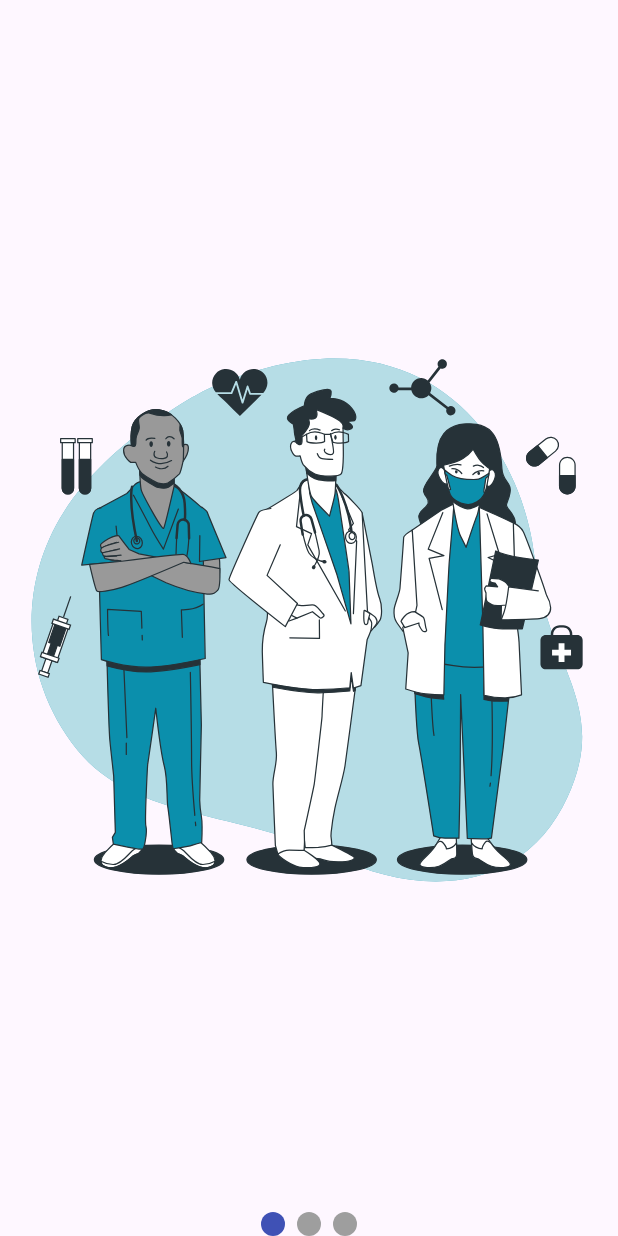
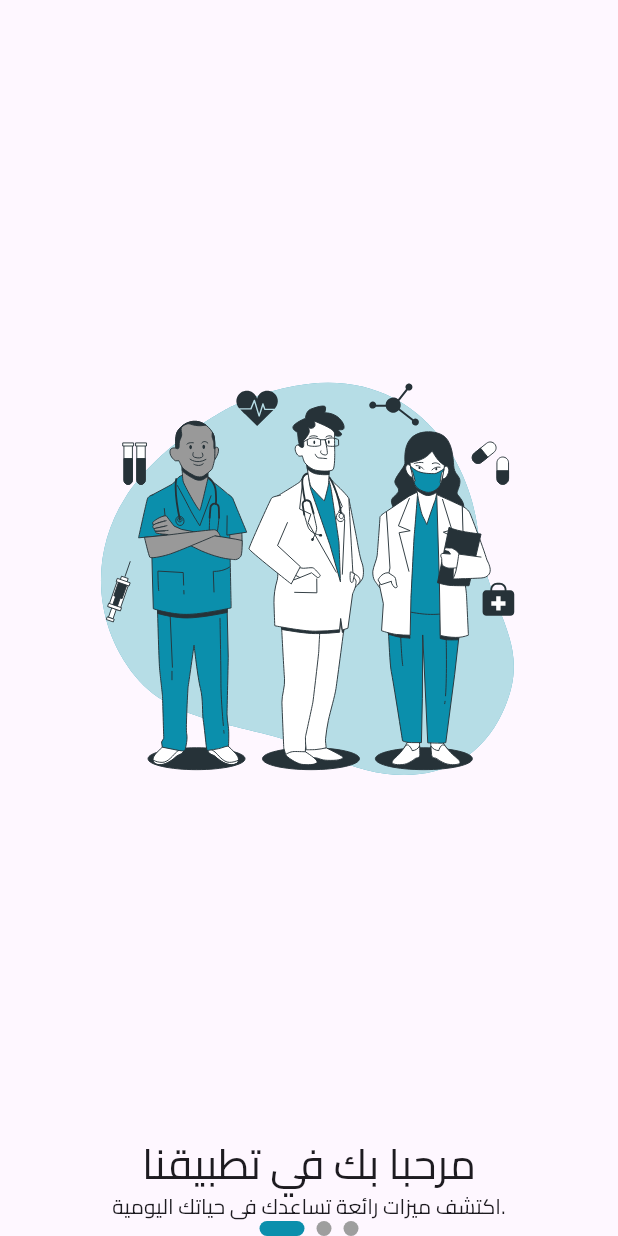
Before and after one commit to mostafa2026-code/se7ty, a Flutter app: the OnboardingScreen screen opened directly, on a phone screen of 412 x 824 dp. Run offline on Flutter 3.47's test engine with Material 3 defaults, Android fonts, the phone set to English and light mode, and no system bars; drawn by our look-alikes of smooth_page_indicator; our stand-ins replace easy_localization, flutter_svg, gap, go_router.

Commit message:
add models and onboarding screen

```diff
--- /dev/null
+++ b/lib/core/enums/user_type.dart
@@ -0,0 +1 @@
+enum UserType { doctor, patient }
--- a/lib/core/navigation/my_routes.dart
+++ b/lib/core/navigation/my_routes.dart
@@ -2,8 +2,10 @@
 import 'package:go_router/go_router.dart';
 import 'package:se7ty/features/home/pages/home_screen.dart';
 import 'package:se7ty/features/onboarding/pages/onboarding_screen.dart';
+import 'package:se7ty/features/profile/pages/profile_screen.dart';
 import 'package:se7ty/features/splash/pages/splash_screen.dart';
 import 'package:se7ty/features/welcome/pages/welcome_screen.dart';
+
 
 class MyRoutes {
   static const String login = '/login';
@@ -22,8 +24,8 @@ class MyRoutes {
       GoRoute(path: home, builder: (context, state) => const HomeScreen()),
       GoRoute(path: welcome, builder: (context, state) => const WelcomeScreen()),
       GoRoute(path: onboarding, builder: (context, state) => const OnboardingScreen()),
-      GoRoute(path: welcome, builder: (context, state) => const WelcomeScreen()),
-      GoRoute(path: welcome, builder: (context, state) => const WelcomeScreen()),
+      GoRoute(path: profile, builder: (context, state) => const ProfileScreen()),
+
     ],
   );
 }
--- a/lib/core/utils/my_image.dart
+++ b/lib/core/utils/my_image.dart
@@ -1,5 +1,5 @@
 class MyImage {
-  static const String logo = 'assets/images/logo.svg';
+
   static const String onboarding1 = 'assets/images/on1.svg';
   static const String onboarding2 = 'assets/images/on2.svg';
   static const String onboarding3 = 'assets/images/on3.svg';
@@ -8,6 +8,9 @@ class MyImage {
   static const String onsearch = 'assets/images/no-search.svg';
   static const String noScheduled = 'assets/images/no_scheduled.svg';
   static const String welcome = 'assets/images/welcome-bg.png';
+  static const String docCat = 'assets/images/cat.png';
+  static const String se7ty = 'assets/images/logopng.png';
+
 
   static List<String> onboeardingImages = [
     'assets/images/on1.svg',
--- a/lib/features/auth/login/pages/login.dart
+++ b/lib/features/auth/presentation/login/pages/login.dart
@@ -3,7 +3,7 @@ import 'package:gap/gap.dart';
 import 'package:se7ty/component/main_bottom.dart';
 
 class LoginScreen extends StatelessWidget {
-  final String type;
+  final Enum type;
   const LoginScreen({super.key, required this.type});
 
   @override
@@ -16,7 +16,7 @@ class LoginScreen extends StatelessWidget {
             mainAxisAlignment: MainAxisAlignment.center,
             crossAxisAlignment: CrossAxisAlignment.center,
             children: [
-              SizedBox(height: 50, child: LogoSVg()),
+              LogoImage(),
               Gap(15),
               Text("سجل الدخول ك $type "),
               TextFormField(
--- a/lib/features/auth/register/pages/doctor_register_complete.dart
+++ b/lib/features/auth/presentation/register/pages/doctor_register_complete.dart
@@ -110,10 +110,12 @@ class DoctorRegisterComplete extends StatelessWidget {
                   ),
                 ],
               ),
+              Gap(15),
 
               TextFormField(
                 decoration: InputDecoration(hintText: "رقم الهاتف 1"),
               ),
+              Gap(15),
               TextFormField(
                 decoration: InputDecoration(hintText: "رقم الهاتف 2"),
               ),
--- a/lib/features/auth/register/pages/register_screen_doc.dart
+++ b/lib/features/auth/presentation/register/pages/register_screen_doc.dart
@@ -16,7 +16,7 @@ class RegisterScreenDoc extends StatelessWidget {
             mainAxisAlignment: MainAxisAlignment.center,
             crossAxisAlignment: CrossAxisAlignment.center,
             children: [
-              SizedBox(height: 50, child: LogoSVg()),
+              Center(child: LogoImage()),
               Gap(15),
               Text("سجل حساب جديد ك $type "),
               TextFormField(
--- /dev/null
+++ b/lib/features/onboarding/data/onboarding_model.dart
@@ -0,0 +1,31 @@
+import 'package:se7ty/core/utils/my_image.dart';
+
+class OnboardingModel {
+  final String title;
+  final String description;
+  final String imagePath;
+
+  OnboardingModel({
+    required this.title,
+    required this.description,
+    required this.imagePath,
+  });
+}
+
+List<OnboardingModel> onboardingPages = [
+  OnboardingModel(
+    title: "مرحبا بك في تطبيقنا",
+    description: "اكتشف ميزات رائعة تساعدك في حياتك اليومية.",
+    imagePath: MyImage.onboarding1,
+  ),
+  OnboardingModel(
+    title: "تتبع صحتك",
+    description: "راقب نشاطك البدني وصحتك بسهولة.",
+    imagePath: MyImage.onboarding2,
+  ),
+  OnboardingModel(
+    title: "ابق على اتصال",
+    description: "تواصل مع أصدقائك وعائلتك في أي وقت.",
+    imagePath: MyImage.onboarding3,
+  ),
+];
--- a/lib/features/onboarding/pages/onboarding_screen.dart
+++ b/lib/features/onboarding/pages/onboarding_screen.dart
@@ -1,6 +1,8 @@
 import 'package:flutter/material.dart';
 import 'package:flutter_svg/svg.dart';
+import 'package:se7ty/core/utils/my_colors.dart';
 import 'package:se7ty/core/utils/my_image.dart';
+import 'package:se7ty/features/onboarding/data/onboarding_model.dart';
 import 'package:smooth_page_indicator/smooth_page_indicator.dart';
 
 class OnboardingScreen extends StatelessWidget {
@@ -14,24 +16,44 @@ class OnboardingScreen extends StatelessWidget {
         children: [
           Expanded(
             child: PageView.builder(
-              allowImplicitScrolling: false,
-              reverse: true,
-
               controller: pageController,
               itemCount: MyImage.onboeardingImages.length,
               itemBuilder: (context, index) {
-                String image = MyImage.onboeardingImages[index];
-                return SvgPicture.asset(
-                  image,
-                  fit: BoxFit.contain,
-                  height: 100,
+                OnboardingModel model = onboardingPages[index];
+
+                return Column(
+                  mainAxisAlignment: MainAxisAlignment.start,
+                  crossAxisAlignment: CrossAxisAlignment.center,
+                  children: [
+                    Expanded(
+                      child: SvgPicture.asset(
+                        model.imagePath,
+                        width: MediaQuery.of(context).size.width * .75,
+                      ),
+                    ),
+                    Text(
+                      model.title,
+                      style: Theme.of(context).textTheme.headlineMedium,
+                      textAlign: TextAlign.center,
+                    ),
+                    Text(
+                      model.description,
+                      style: Theme.of(context).textTheme.bodyMedium,
+                      textAlign: TextAlign.center,
+                    ),
+                  ],
                 );
               },
             ),
           ),
           SmoothPageIndicator(
             controller: pageController,
-            count: MyImage.onboeardingImages.length,
+            count: onboardingPages.length,
+            effect: const ExpandingDotsEffect(
+              dotHeight: 10,
+              dotWidth: 10,
+              activeDotColor: MyColors.primary,
+            ),
           ),
         ],
       ),
--- a/pubspec.yaml
+++ b/pubspec.yaml
@@ -23,9 +23,10 @@ dependencies:
   shared_preferences: ^2.5.3
   smooth_page_indicator: ^1.2.1
   intl: ^0.20.2
+  flutter_lints: ^6.0.0
 
 dev_dependencies:
-  flutter_lints: ^5.0.0
+
   flutter_test:
     sdk: flutter
 
```
Also changed, not shown: lib/component/logo.dart (+0 -9 lines), lib/component/main_bottom.dart (+3 -5 lines), lib/features/auth/data/doctors_model.dart (added, +124 -0 lines), lib/features/auth/data/patient_model.dart (added, +74 -0 lines), lib/features/auth/presentation/cubit/auth_states.dart (added, +10 -0 lines), lib/features/profile/pages/profile_screen.dart (+5 -6 lines), lib/features/splash/pages/splash_screen.dart (+5 -6 lines), lib/main.dart (+6 -1 lines), assets/images/cat.png (added), assets/images/logo.svg (deleted), assets/images/logopng.png (added), pubspec.lock, 3 other files.
